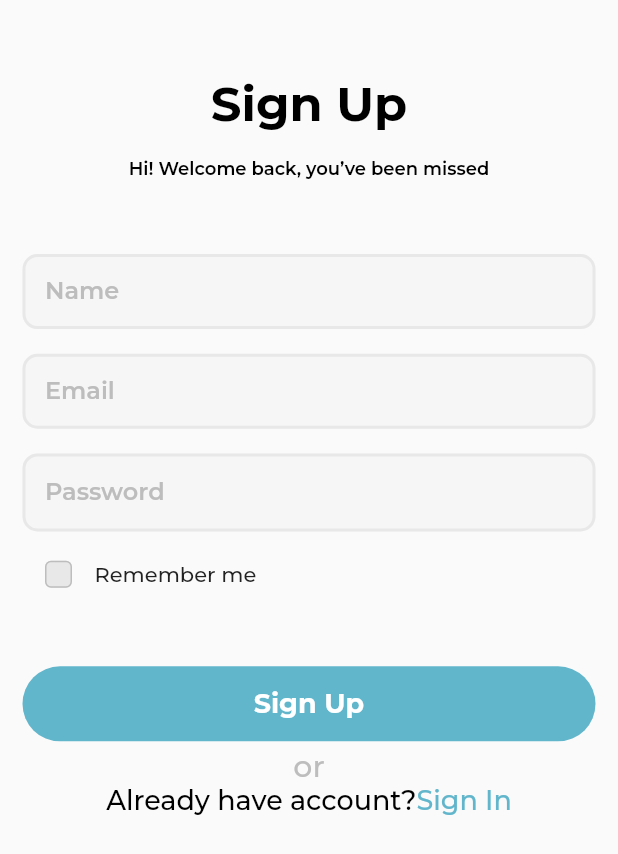
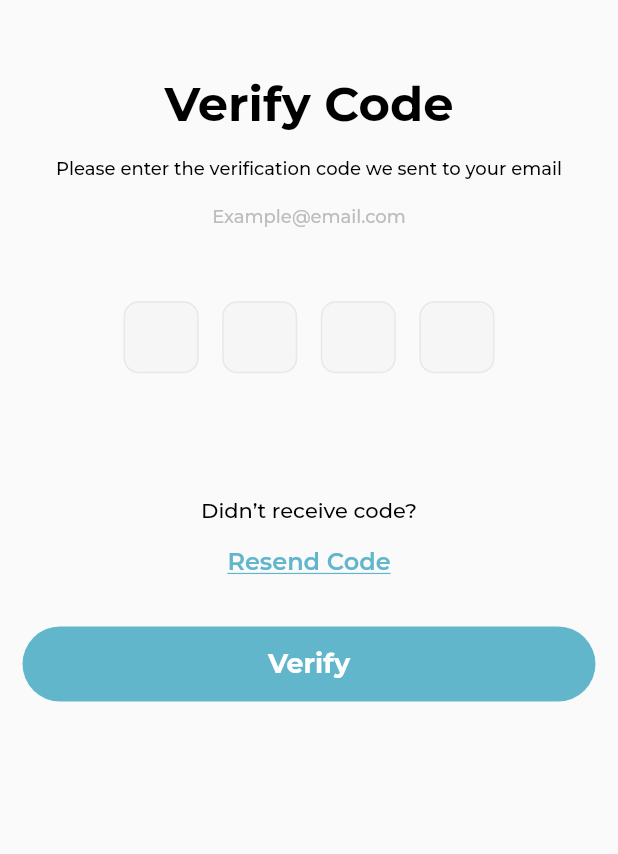
Before and after one commit to shahbazakon/Findme, a Flutter app: the SignUpScreen screen opened directly, after a tap on "Sign Up", on a phone screen of 412 x 824 dp. Shown: the top 854 px of the screen. Run offline on Flutter 3.47's test engine with Material 2 defaults, Android fonts, the phone set to English and light mode, and no system bars; drawn by our look-alikes of otp_text_field; our stand-ins replace flutter_svg, smooth_page_indicator; project files that could hold a hidden picture were left out.

Commit message:
OTP Screen UI Completed

```diff
--- a/lib/core/widget/Text Field/custom_checkbox.dart
+++ b/lib/core/widget/Text Field/custom_checkbox.dart
@@ -17,8 +17,8 @@ class _CustomCheckBoxState extends State<CustomCheckBox> {
     return Checkbox(
       value: isRememberMe,
       shape: RoundedRectangleBorder(borderRadius: BorderRadius.circular(4)),
-      fillColor:
-          MaterialStateColor.resolveWith((states) => AppColors.lightGrey2),
+      fillColor: MaterialStateColor.resolveWith(
+          (states) => isRememberMe ? AppColors.primary : AppColors.lightGrey2),
       side: BorderSide(
         color: AppColors.lightGrey3,
       ),
--- /dev/null
+++ b/lib/feature/signUp/presentation/pages/otp_screen.dart
@@ -0,0 +1,118 @@
+import 'package:find_me/core/helper/navigators.dart';
+import 'package:find_me/core/utils/app_color.dart';
+import 'package:find_me/core/utils/utils_methods.dart';
+import 'package:find_me/core/widget/success_screen.dart';
+import 'package:flutter/gestures.dart';
+import 'package:flutter/material.dart';
+import 'package:otp_text_field/otp_field.dart';
+import 'package:otp_text_field/otp_field_style.dart';
+import 'package:otp_text_field/style.dart';
+
+import '../../../../core/utils/text_style.dart';
+import '../../../../core/widget/button/app_Button_widget.dart';
+import '../../../signIn/presentation/pages/sign_in_screen.dart';
+
+class OTPScreen extends StatefulWidget {
+  const OTPScreen({super.key});
+
+  @override
+  State<OTPScreen> createState() => _OTPScreenState();
+}
+
+class _OTPScreenState extends State<OTPScreen> {
+  final OtpFieldController _otpController = OtpFieldController();
+
+  @override
+  Widget build(BuildContext context) {
+    return Scaffold(
+      body: SingleChildScrollView(
+        child: Padding(
+          padding: primaryPadding,
+          child: Column(
+            children: [
+              Padding(
+                padding:
+                    EdgeInsets.only(top: height * .06, bottom: height * .02),
+                child: Text(
+                  "Verify Code",
+                  style: TitleHelper.h1,
+                ),
+              ),
+              Text(
+                "Please enter the verification code we sent to your email",
+                style: SubTitleHelper.h12,
+              ),
+              SizedBox(height: height * .02),
+              Text(
+                "Example@email.com",
+                style: SubTitleHelper.h12
+                    .copyWith(color: AppFontsColors.lightGrey3),
+              ),
+              SizedBox(height: height * .06),
+              OTPTextField(
+                length: 4,
+                width: width * .6,
+                fieldWidth: 50,
+                style: TitleHelper.h8,
+                fieldStyle: FieldStyle.box,
+                keyboardType: TextInputType.number,
+                controller: _otpController,
+                otpFieldStyle: OtpFieldStyle(
+                  enabledBorderColor: AppColors.lightGrey2,
+                  backgroundColor: AppColors.lightGrey1,
+                ),
+                onCompleted: (pin) {},
+              ),
+              SizedBox(height: height * .1),
+              Text(
+                "Didn’t receive code?",
+                style: SubTitleHelper.h11,
+              ),
+              SizedBox(height: height * .02),
+              InkWell(
+                onTap: () {},
+                child: Text(
+                  "Resend Code",
+                  style: TextHelper.h10.copyWith(
+                      color: AppColors.primary,
+                      decoration: TextDecoration.underline),
+                ),
+              ),
+              SizedBox(height: height * .04),
+              AppButton(
+                label: "Verify",
+                onPressed: () {
+                  cupertinoNavigator(
+                      type: NavigatorType.PUSHREPLACE,
+                      screenName: SuccessScreen(
+                        subTitleWidget: RichText(
+                            textAlign: TextAlign.center,
+                            text: TextSpan(
+                                text:
+                                    "Your sign up was verified successfully, Please ",
+                                style: SubTitleHelper.h11,
+                                children: [
+                                  TextSpan(
+                                    text: "sign in",
+                                    style: SubTitleHelper.h11.copyWith(
+                                        decoration: TextDecoration.underline),
+                                    recognizer: TapGestureRecognizer()
+                                      ..onTap = () {
+                                        cupertinoNavigator(
+                                            screenName: const SignInScreen());
+                                      },
+                                  ),
+                                  TextSpan(
+                                      text: " to continue",
+                                      style: SubTitleHelper.h11)
+                                ])),
+                      ));
+                },
+              ),
+            ],
+          ),
+        ),
+      ),
+    );
+  }
+}
--- a/lib/feature/signUp/presentation/pages/sign_up_screen.dart
+++ b/lib/feature/signUp/presentation/pages/sign_up_screen.dart
@@ -11,6 +11,7 @@ import '../../../../core/utils/text_style.dart';
 import '../../../../core/widget/Text Field/custom_checkbox.dart';
 import '../../../../core/widget/Text Field/custom_test_field.dart';
 import '../../../../core/widget/button/app_Button_widget.dart';
+import 'otp_screen.dart';
 
 class SignUpScreen extends StatefulWidget {
   const SignUpScreen({super.key});
@@ -43,7 +44,7 @@ class _SignUpScreenState extends State<SignUpScreen> {
               ),
               Text(
                 "Hi! Welcome back, you’ve been missed",
-                style: TextHelper.h12,
+                style: SubTitleHelper.h12,
               ),
               SizedBox(height: height * .06),
               CustomTestField(controller: _nameController, label: "Name"),
@@ -72,7 +73,9 @@ class _SignUpScreenState extends State<SignUpScreen> {
               SizedBox(height: height * .06),
               AppButton(
                 label: "Sign Up",
-                onPressed: () {},
+                onPressed: () {
+                  cupertinoNavigator(screenName: const OTPScreen());
+                },
               ),
               const SizedBox(
                 height: 5,
--- a/pubspec.yaml
+++ b/pubspec.yaml
@@ -34,6 +34,7 @@ dependencies:
   flutter_svg: ^2.0.7
   introduction_screen: ^3.1.12
   smooth_page_indicator: ^1.1.0
+  otp_text_field: ^1.1.3
 
 dev_dependencies:
   flutter_test:
```
Also changed, not shown: lib/core/widget/success_screen.dart (+8 -1 lines), pubspec.lock.
